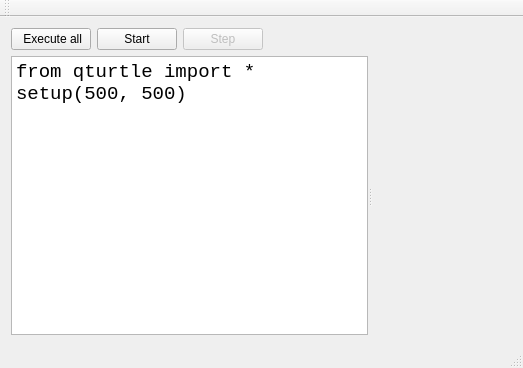
This is gui/MainWindow.ui in maciekgajewski/the-snake-and-the-turtle as Qt 5 draws it before an edit. The edited form follows.
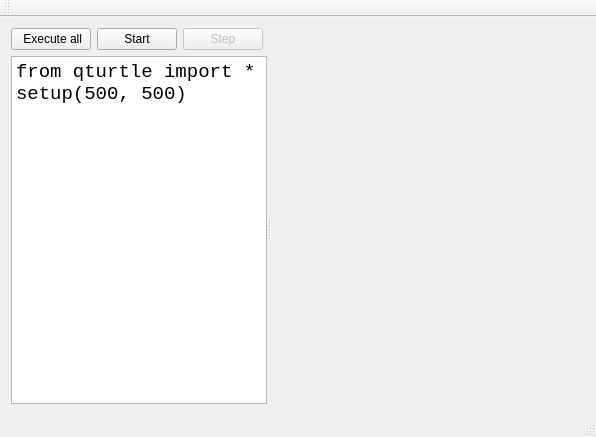
This is the edited form. Custom widgets are drawn as their Qt base class.

```diff
--- a/gui/MainWindow.ui
+++ b/gui/MainWindow.ui
@@ -6,8 +6,8 @@
    <rect>
     <x>0</x>
     <y>0</y>
-    <width>523</width>
-    <height>368</height>
+    <width>596</width>
+    <height>437</height>
    </rect>
   </property>
   <property name="windowTitle">
@@ -68,6 +68,12 @@
        <enum>Qt::Horizontal</enum>
       </property>
       <widget class="Turtle::EditorWidget" name="codeEditor">
+       <property name="sizePolicy">
+        <sizepolicy hsizetype="Minimum" vsizetype="Expanding">
+         <horstretch>0</horstretch>
+         <verstretch>0</verstretch>
+        </sizepolicy>
+       </property>
        <property name="font">
         <font>
          <family>Courier New</family>
@@ -82,7 +88,14 @@
 setup(500, 500)</string>
        </property>
       </widget>
-      <widget class="QWidget" name="sceneContainer" native="true"/>
+      <widget class="QWidget" name="sceneContainer" native="true">
+       <property name="sizePolicy">
+        <sizepolicy hsizetype="Expanding" vsizetype="Expanding">
+         <horstretch>1</horstretch>
+         <verstretch>0</verstretch>
+        </sizepolicy>
+       </property>
+      </widget>
      </widget>
     </item>
    </layout>
```
Left out of the diff: 2 changed lines with no effect on the pictures.
